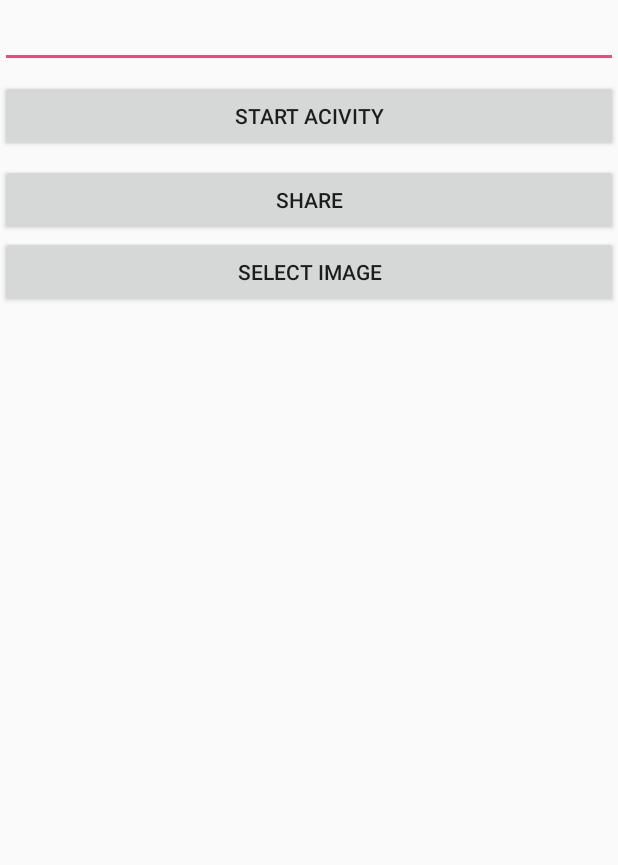
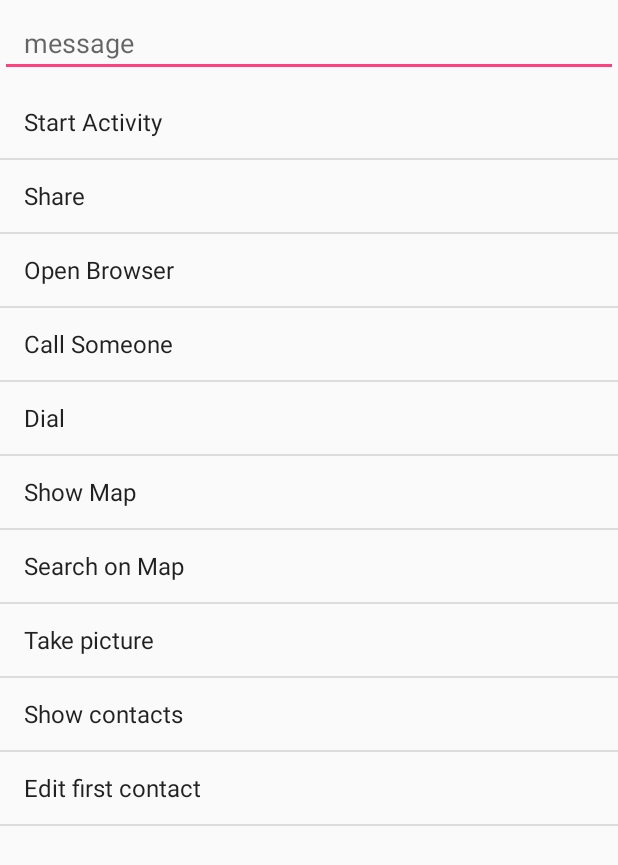
Before and after one commit to trungnguyendev/Android, an Android app: the screen it shows after launch (MainActivity), on a phone screen of 412 x 824 dp. Shown: the top 865 px of the screen. Run offline under Robolectric (Android 15) with nearby library versions, the phone set to English and light mode, and no system bars; our stand-ins replace data binding.

Commit message:
add new files

```diff
--- a/Intent-IntentFilter/app/src/main/java/dev/trung/intent_intentfilter/SecondActivity.java
+++ b/Intent-IntentFilter/app/src/main/java/dev/trung/intent_intentfilter/SecondActivity.java
@@ -17,9 +17,7 @@ public class SecondActivity extends AppCompatActivity {
         super.onCreate(savedInstanceState);
         getSupportActionBar().hide();
         bin = DataBindingUtil.setContentView(SecondActivity.this,R.layout.activity_second);
-        Bundle data = getIntent().getExtras();
-        String ms = data.getString(Constant.EXTRA_DATA);
-        bin.editMessage.setText(ms);
+
 
         bin.buttonSend.setOnClickListener(new View.OnClickListener() {
             @Override
--- a/Intent-IntentFilter/app/src/main/res/layout/activity_main.xml
+++ b/Intent-IntentFilter/app/src/main/res/layout/activity_main.xml
@@ -13,35 +13,27 @@
             android:orientation="vertical">
 
             <EditText
+                android:hint="message"
+                android:paddingLeft="16dp"
+                android:paddingRight="16dp"
+                android:layout_marginTop="6dp"
                 android:layout_width="match_parent"
                 android:layout_height="wrap_content"
                 android:inputType="textPersonName"
                 android:ems="10"
                 android:id="@+id/edit_message" />
 
-            <Button
-                android:id="@+id/button_start_activity"
-                android:layout_width="match_parent"
-                android:layout_height="wrap_content"
-                android:layout_marginTop="8dp"
-                android:text="Start Acivity" />
-            <Button
-                android:id="@+id/button_share_data"
-                android:layout_width="match_parent"
-                android:layout_height="wrap_content"
-                android:layout_marginTop="8dp"
-                android:text="Share" />
             <ImageView
+                android:layout_marginTop="6dp"
                 android:layout_width="match_parent"
                 android:layout_height="wrap_content"
                 android:id="@+id/image_pick"
                 android:adjustViewBounds="false" />
 
-            <Button
-                android:text="Select Image"
+            <ListView
                 android:layout_width="match_parent"
-                android:layout_height="wrap_content"
-                android:id="@+id/button_select_image" />
+                android:layout_height="match_parent"
+                android:id="@+id/list_intent" />
 
         </LinearLayout>
     </android.support.constraint.ConstraintLayout>
--- /dev/null
+++ b/Intent-IntentFilter/app/src/main/res/values/intents.xml
@@ -0,0 +1,15 @@
+<?xml version="1.0" encoding="utf-8"?>
+<resources>
+    <string-array name="intents">
+        <item>Start Activity</item>
+        <item>Share</item>
+        <item>Open Browser</item>
+        <item>Call Someone</item>
+        <item>Dial</item>
+        <item>Show Map</item>
+        <item>Search on Map</item>
+        <item>Take picture</item>
+        <item>Show contacts</item>
+        <item>Edit first contact</item>
+    </string-array>
+</resources>
```
Also changed, not shown: Intent-IntentFilter/app/src/main/java/dev/trung/intent_intentfilter/MainActivity.java (+103 -29 lines).
